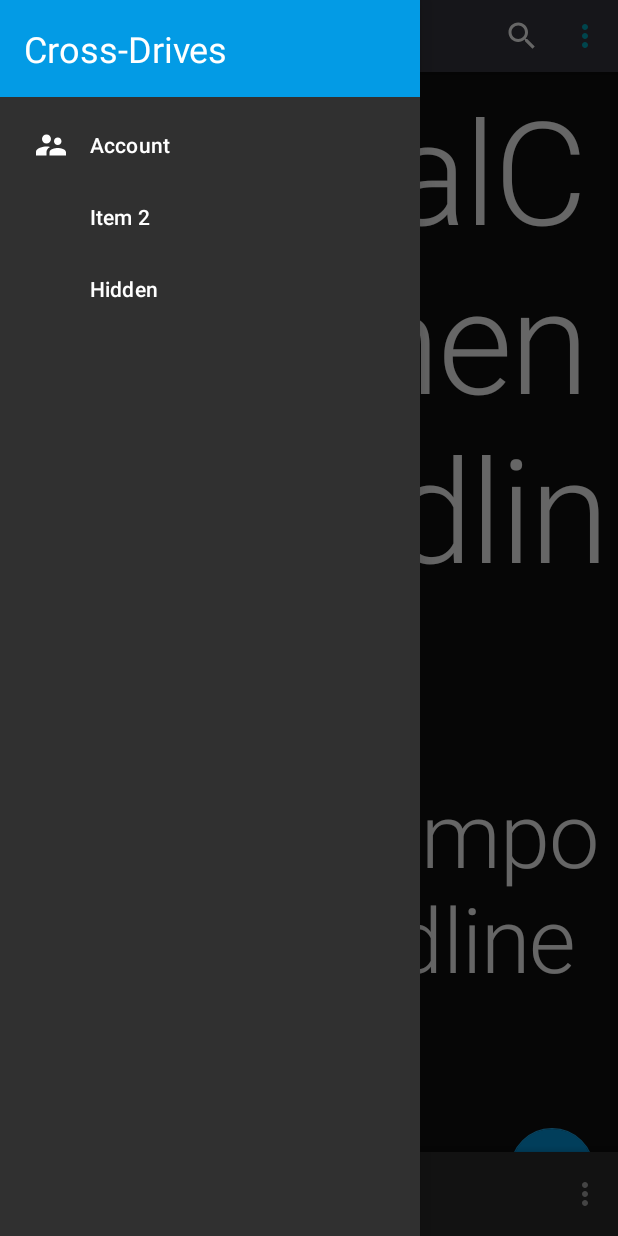
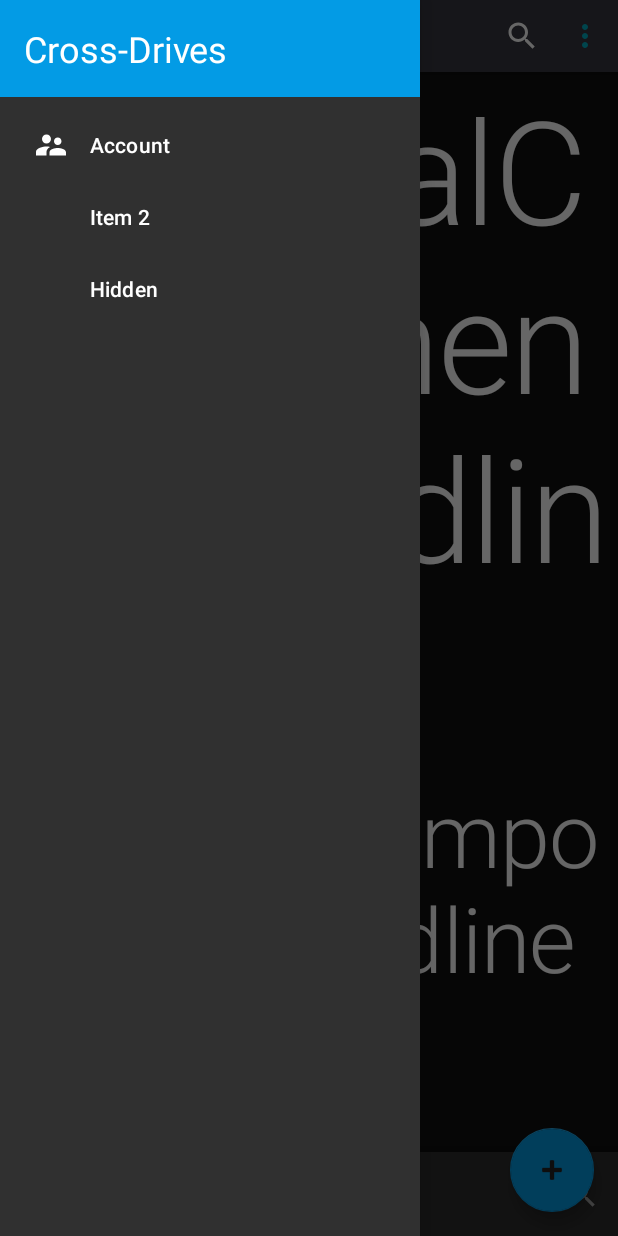
Before and after one commit to gtmanc/Crossdrives, an Android app: the fragment QueryResultFragment placed in its activity, with the side drawer open, on a phone screen of 412 x 824 dp. Run offline under Robolectric (Android 15) with nearby library versions, the phone set to English and light mode, and no system bars; our stand-ins replace navigation-ui; libraries missing offline, so code that uses them is left out: com.google.api.services, org.checkerframework.checker; 3 statements that could not run were skipped.

Commit message:
#21 add bottom navigation drawer

```diff
--- a/app/src/main/java/com/example/crossdrives/QueryResultFragment.java
+++ b/app/src/main/java/com/example/crossdrives/QueryResultFragment.java
@@ -69,6 +69,7 @@ public class QueryResultFragment extends Fragment implements NavigationView.OnNa
 	private QueryFileAdapter mAdapter;
 	private Toolbar mToolbar = null;
 	private View mView = null;
+	private BottomSheetBehavior bottomSheetBehavior;
 
 	final String STATE_NORMAL = "state_normal";
 	final String STATE_ITEM_SELECTION = "state_selection";
@@ -130,7 +131,7 @@ public class QueryResultFragment extends Fragment implements NavigationView.OnNa
 
 		mProgressBar = view.findViewById(R.id.progressBar);
 
-		//Note: drawer doenst work if this line of code is added after setupWithNavController
+		//Note: drawer doesn't work if this line of code is added after setupWithNavController
 		((AppCompatActivity)getActivity()).setSupportActionBar(mToolbar);
 		Log.d(TAG, "Set toolbar done");
 
@@ -144,9 +145,10 @@ public class QueryResultFragment extends Fragment implements NavigationView.OnNa
 		hv.setOnClickListener(onHeaderClick);
 		fab.setOnClickListener(onFabClick);
 
-//		View bottomSheet = view.findViewById(R.id.bottom_nav_view);
-//		mBottomSheetBehavior = BottomSheetBehavior.from(bottomSheet);
-
+		View bottomSheet = view.findViewById(R.id.bottomNavigationView);
+		bottomSheetBehavior = BottomSheetBehavior.from(bottomSheet);
+		bottomSheetBehavior.setHideable(true);//this one has been set to true in layout
+		bottomSheetBehavior.setState(BottomSheetBehavior.STATE_HIDDEN);
 		//always register the callback because it is removed in onPause
 		requireActivity().getOnBackPressedDispatcher().addCallback(callback);
 
@@ -158,8 +160,11 @@ public class QueryResultFragment extends Fragment implements NavigationView.OnNa
 
 		//be sure to register the listener after layout manager is set to recyclerview
 		mRecyclerView.addOnScrollListener(onScrollListener);
+		mDrawer.setOnClickListener(onContainerClick);
 
 		mProgressBar.setVisibility(View.VISIBLE);
+
+
 
 		initialQuery();
 		queryFile(view);
@@ -577,11 +582,21 @@ public class QueryResultFragment extends Fragment implements NavigationView.OnNa
 		@Override
 		public void onClick(View v) {
 			Log.d(TAG, "fab is clicked");
-			Intent intent = new Intent(FragmentManager.findFragment(v).getActivity(), FABOptionDialog.class);
-			//intent.putExtra("Brand", SignInManager.BRAND_MS);
-			//mStartForResult.launch(intent);
-			FABOptionAlertDialog dialog = new FABOptionAlertDialog();
-			dialog.show(getParentFragmentManager(), "FABOptionAlertDialog");
+			bottomSheetBehavior.setState(BottomSheetBehavior.STATE_EXPANDED);
+//			Intent intent = new Intent(FragmentManager.findFragment(v).getActivity(), FABOptionDialog.class);
+//			//intent.putExtra("Brand", SignInManager.BRAND_MS);
+//			//mStartForResult.launch(intent);
+//			FABOptionAlertDialog dialog = new FABOptionAlertDialog();
+//			dialog.show(getParentFragmentManager(), "FABOptionAlertDialog");
+		}
+	};
+
+	View.OnClickListener onContainerClick = new View.OnClickListener(){
+
+		@Override
+		public void onClick(View view) {
+			Log.d(TAG, "onContainerClick");
+			bottomSheetBehavior.setState(BottomSheetBehavior.STATE_HIDDEN);
 		}
 	};
 
--- a/app/src/main/res/layout/query_result_fragment.xml
+++ b/app/src/main/res/layout/query_result_fragment.xml
@@ -1,10 +1,11 @@
 <?xml version="1.0" encoding="utf-8"?>
-<androidx.drawerlayout.widget.DrawerLayout
-    xmlns:android="http://schemas.android.com/apk/res/android"
+<androidx.drawerlayout.widget.DrawerLayout xmlns:android="http://schemas.android.com/apk/res/android"
     xmlns:app="http://schemas.android.com/apk/res-auto"
     android:layout_width="match_parent"
     android:layout_height="match_parent"
-    android:id="@+id/layout_query_result">
+    xmlns:tools="http://schemas.android.com/tools"
+    android:id="@+id/layout_query_result"
+    tools:openDrawer="start">
 
     <androidx.coordinatorlayout.widget.CoordinatorLayout
         android:layout_width="match_parent"
@@ -66,11 +67,10 @@
             android:layout_height="match_parent"
             app:layout_behavior = "@string/appbar_scrolling_view_behavior"
             />
-        <androidx.constraintlayout.widget.ConstraintLayout
+        <!--<androidx.constraintlayout.widget.ConstraintLayout
             android:layout_width="match_parent"
             android:layout_height="match_parent"
-
-            >
+            > -->
             <ProgressBar
                 android:id="@+id/progressBar"
                 android:layout_width="wrap_content"
@@ -93,14 +93,22 @@
                 app:backgroundTint="@color/colorFABBackground"
                 app:tint="@color/colorPrimary"
                 />
-        </androidx.constraintlayout.widget.ConstraintLayout>
+                <!-- app:layout_anchor="@id/bottomAppBar" -->
+        <!--</androidx.constraintlayout.widget.ConstraintLayout> -->
+        <com.google.android.material.navigation.NavigationView
+            android:id = "@+id/bottomNavigationView"
+            android:layout_width="match_parent"
+            android:layout_height="wrap_content"
+            app:layout_behavior="@string/bottom_sheet_behavior"
+            app:behavior_hideable="true"
+            app:menu="@menu/menu_main_drawer" />
         <com.google.android.material.bottomappbar.BottomAppBar
-            android:id = "@+id/bottom_nav_view"
+            android:id = "@+id/bottomAppBar"
             android:layout_width="match_parent"
             android:layout_height="wrap_content"
             android:layout_gravity="bottom"
             style="@style/Widget.MaterialComponents.BottomAppBar"
-            app:menu="@menu/menu_main_drawer"
+            app:menu="@menu/menu_bottom_appbar"
             />
         <!--app:navigationIcon="@drawable/ic_menu_24dp"-->
     </androidx.coordinatorlayout.widget.CoordinatorLayout>
--- /dev/null
+++ b/app/src/main/res/menu/menu_bottom_appbar.xml
@@ -0,0 +1,9 @@
+<?xml version="1.0" encoding="utf-8"?>
+<menu xmlns:android="http://schemas.android.com/apk/res/android"
+    xmlns:app="http://schemas.android.com/apk/res-auto">
+    <item android:id="@+id/bottomAppBarSearch"
+        android:title="Search"
+        android:icon="@drawable/ic_search"
+        app:actionViewClass="android.widget.SearchView"
+        app:showAsAction="always|withText" />
+</menu>
```
